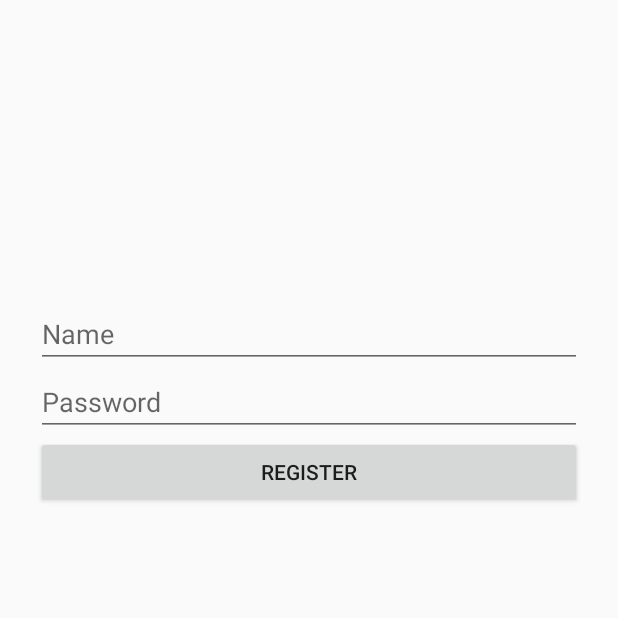
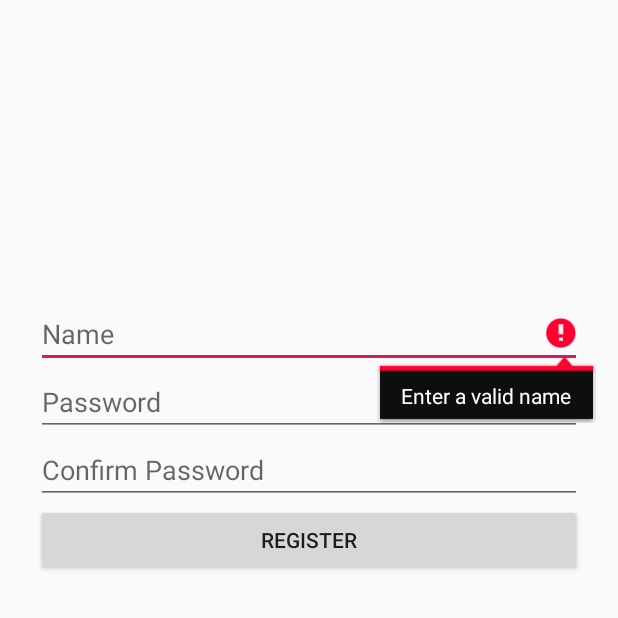
Before and after one commit to thien-ng/LOG3900, an Android app: the screen it shows after launch (LogPageActivity), after a tap on "REGISTER", on a phone screen of 412 x 824 dp, the top half of it. Run offline under Robolectric (Android 15) with nearby library versions, the phone set to English and light mode, and no system bars; our stand-ins replace Volley; 1 other tap on this screen came first.

Commit message:
D: confirm password + error when fields are missing

```diff
--- a/android_app/app/src/main/java/com/example/client_leger/LogPageActivity.kt
+++ b/android_app/app/src/main/java/com/example/client_leger/LogPageActivity.kt
@@ -1,11 +1,13 @@
 package com.example.client_leger
 
+import android.content.Context
 import android.os.Bundle
 import android.support.v7.app.AppCompatActivity
 import android.view.Menu
 import android.view.MenuItem
 
 import android.content.Intent
+import android.view.inputmethod.InputMethodManager
 import android.widget.Toast
 import kotlinx.android.synthetic.main.activity_logpage.*
 import kotlinx.android.synthetic.main.fragment_login.*
@@ -21,14 +23,14 @@ class LogPageActivity : AppCompatActivity() {
         setSupportActionBar(toolbar)
         login_button.isEnabled = true
         login_button.setOnClickListener {
-            if(login_editText_name.text.isNotBlank() && login_editText_password.text.isNotBlank()) {
+            if (login_editText_name.text.isNotBlank() && login_editText_password.text.isNotBlank()) {
                 login_button.isEnabled = false
                 var body = JSONObject()
                 body.accumulate("username", login_editText_name.text.toString().trim())
                 body.accumulate("password", login_editText_password.text.toString().trim())
                 controller.loginUser(this, this, body)
 
-            }else {
+            } else {
                 Toast.makeText(
                     applicationContext,
                     "Veuillez remplir tout les champs",
@@ -41,19 +43,37 @@ class LogPageActivity : AppCompatActivity() {
             setContentView(R.layout.fragment_registration)
             register_button.isEnabled = true
             register_button.setOnClickListener {
-                if(register_editText_name.text.isNotBlank() && register_editText_password.text.isNotBlank()) {
-                    register_button.isEnabled = false
-                    var body = JSONObject()
-                    body.accumulate("username", register_editText_name.text.toString().trim())
-                    body.accumulate("password", register_editText_password.text.toString().trim())
-                    controller.registerUser(this, this, body)
-                }else {
-                    Toast.makeText(
-                        applicationContext,
-                        "Veuillez remplir tout les champs",
-                        Toast.LENGTH_SHORT
-                    ).show()
+
+                when {
+                    register_editText_name.text.isBlank() -> {
+                        register_editText_name.error = "Enter a valid name"
+                        register_editText_name.requestFocus()
+                    }
+                    register_editText_password.text.isBlank() -> {
+                        register_editText_password.error = "Enter a valid password"
+                        register_editText_password.requestFocus()
+                    }
+                    register_editText_confirmPassword.text.isBlank() -> {
+                        register_editText_confirmPassword.error = "You need to confirm the password"
+                        register_editText_confirmPassword.requestFocus()
+                    }
+                    register_editText_confirmPassword.text.toString() != register_editText_password.text.toString() -> {
+                        register_editText_confirmPassword.error = "Password does not match"
+                        register_editText_confirmPassword.requestFocus()
+                    }
+                    else -> {
+                        closeKeyboard()
+                        register_button.isEnabled = false
+                        var body = JSONObject()
+                        body.accumulate("username", register_editText_name.text.toString().trim())
+                        body.accumulate(
+                            "password",
+                            register_editText_password.text.toString().trim()
+                        )
+                        controller.registerUser(this, this, body)
+                    }
                 }
+
             }
         }
     }
@@ -74,10 +94,15 @@ class LogPageActivity : AppCompatActivity() {
         }
     }
 
-    fun connect(username: String){
+    fun connect(username: String) {
         val intent = Intent(this, MainActivity::class.java)
         intent.putExtra("username", username)
         startActivity(intent)
     }
-
+    private fun closeKeyboard(){
+        if ( this.currentFocus != null){
+            val imm: InputMethodManager = getSystemService(Context.INPUT_METHOD_SERVICE) as InputMethodManager
+            imm.hideSoftInputFromWindow(this.currentFocus.windowToken, 0)
+        }
+    }
 }
--- a/android_app/app/src/main/res/layout/fragment_registration.xml
+++ b/android_app/app/src/main/res/layout/fragment_registration.xml
@@ -6,6 +6,7 @@
         android:layout_width="match_parent"
         android:layout_height="match_parent"
         app:layout_behavior="@string/appbar_scrolling_view_behavior"
+        app:errorEnabled="true"
         tools:showIn="@layout/activity_logpage"
         tools:context=".LogPageActivity">
 
@@ -26,16 +27,6 @@
             app:layout_constraintStart_toStartOf="parent"
             app:layout_constraintTop_toTopOf="parent" />
 
-<!--    <EditText-->
-<!--            android:id="@+id/register_editText_email"-->
-<!--            android:layout_width="0dp"-->
-<!--            android:layout_height="wrap_content"-->
-<!--            android:ems="10"-->
-<!--            android:hint="Email adress"-->
-<!--            android:inputType="textEmailAddress"-->
-<!--            app:layout_constraintEnd_toEndOf="@+id/register_editText_name"-->
-<!--            app:layout_constraintStart_toStartOf="@+id/register_editText_name"-->
-<!--            app:layout_constraintTop_toBottomOf="@+id/register_editText_name" />-->
 
     <EditText
             android:id="@+id/register_editText_password"
@@ -50,13 +41,26 @@
             app:layout_constraintTop_toBottomOf="@+id/register_editText_name"
             />
 
+    <EditText
+        android:id="@+id/register_editText_confirmPassword"
+        android:layout_width="0dp"
+        android:layout_height="wrap_content"
+        android:ems="10"
+        android:hint="Confirm Password"
+        android:inputType="textPassword"
+        app:layout_constraintEnd_toEndOf="@+id/register_editText_password"
+        app:layout_constraintHorizontal_bias="0.0"
+        app:layout_constraintStart_toStartOf="@+id/register_editText_password"
+        app:layout_constraintTop_toBottomOf="@+id/register_editText_password"
+            />
+
     <Button
             android:id="@+id/register_button"
             android:layout_width="0dp"
             android:layout_height="wrap_content"
             android:text="Register"
-            app:layout_constraintEnd_toEndOf="@+id/register_editText_password"
-            app:layout_constraintStart_toStartOf="@+id/register_editText_password"
-            app:layout_constraintTop_toBottomOf="@+id/register_editText_password" />
+            app:layout_constraintEnd_toEndOf="@+id/register_editText_confirmPassword"
+            app:layout_constraintStart_toStartOf="@+id/register_editText_confirmPassword"
+            app:layout_constraintTop_toBottomOf="@+id/register_editText_confirmPassword" />
 
 </android.support.constraint.ConstraintLayout>
```
